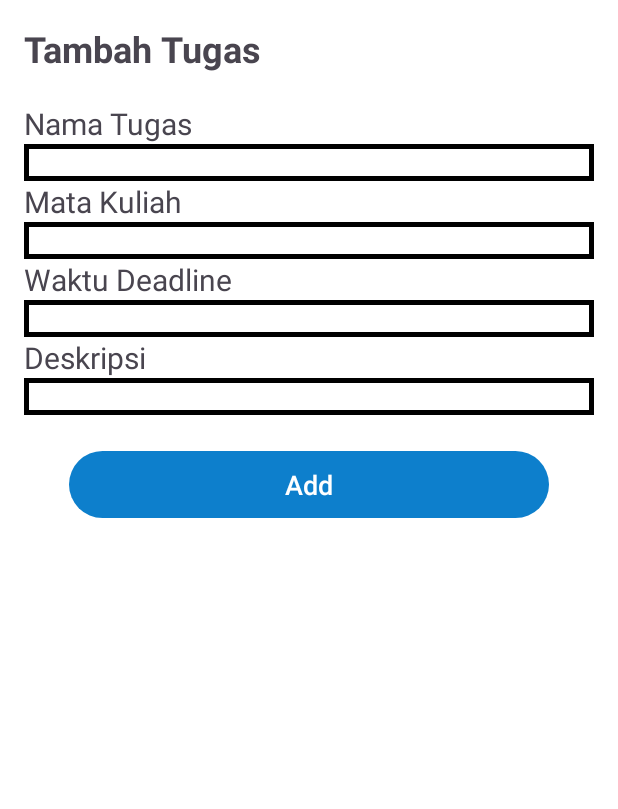
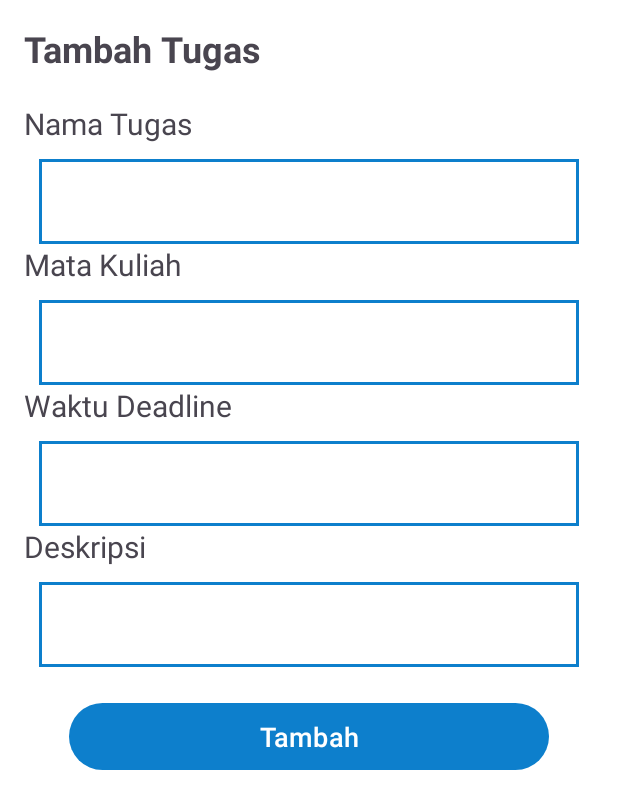
Before and after one commit to Imamh28/tubes_praktikum_mobile, an Android app: the AddActivity screen opened directly, with no data from a screen before it, on a phone screen of 412 x 824 dp. Shown: the top 809 px of the screen. Run offline under Robolectric (Android 15) with nearby library versions, the phone set to English and light mode, and no system bars.

Commit message:
perbaiki layout

```diff
--- a/app/src/main/res/layout/activity_add.xml
+++ b/app/src/main/res/layout/activity_add.xml
@@ -23,22 +23,32 @@
         android:textSize="20sp"/>
 
     <EditText
-        android:id="@+id/add_task_name"
         android:layout_width="match_parent"
         android:layout_height="wrap_content"
-        android:background="@drawable/border" />
+        android:id="@+id/add_task_name"
+        android:layout_marginTop="10dp"
+        android:layout_marginStart="10dp"
+        android:layout_marginEnd="10dp"
+        android:padding="16dp"
+        android:gravity="start|center_vertical"
+        android:background="@drawable/blue_border"/>
+
 
     <TextView
         android:layout_width="match_parent"
         android:layout_height="wrap_content"
         android:text="Mata Kuliah"
         android:textSize="20sp"/>
-
     <EditText
-        android:id="@+id/add_subject_name"
         android:layout_width="match_parent"
         android:layout_height="wrap_content"
-        android:background="@drawable/border" />
+        android:id="@+id/add_subject_name"
+        android:layout_marginTop="10dp"
+        android:layout_marginStart="10dp"
+        android:layout_marginEnd="10dp"
+        android:padding="16dp"
+        android:gravity="start|center_vertical"
+        android:background="@drawable/blue_border"/>
 
     <TextView
         android:layout_width="match_parent"
@@ -47,11 +57,18 @@
         android:textSize="20sp"/>
 
     <EditText
-        android:id="@+id/add_task_deadline"
         android:layout_width="match_parent"
         android:layout_height="wrap_content"
-        android:background="@drawable/border"
-        android:inputType="number" />
+        android:id="@+id/add_task_deadline"
+        android:layout_marginTop="10dp"
+        android:layout_marginStart="10dp"
+        android:layout_marginEnd="10dp"
+        android:padding="16dp"
+        android:gravity="start|center_vertical"
+        android:background="@drawable/blue_border"
+        android:inputType="number"/>
+
+
 
     <TextView
         android:layout_width="match_parent"
@@ -60,16 +77,21 @@
         android:textSize="20sp" />
 
     <EditText
-        android:id="@+id/add_task_desc"
         android:layout_width="match_parent"
         android:layout_height="wrap_content"
-        android:background="@drawable/border"/>
+        android:id="@+id/add_task_desc"
+        android:layout_marginTop="10dp"
+        android:layout_marginStart="10dp"
+        android:layout_marginEnd="10dp"
+        android:padding="16dp"
+        android:gravity="start|center_vertical"
+        android:background="@drawable/blue_border" />
 
     <Button
         android:id="@+id/btn_add"
         android:layout_width="match_parent"
         android:layout_height="wrap_content"
-        android:text="Add"
+        android:text="Tambah"
         android:textSize="18sp"
         android:gravity="center"
         android:textColor="#FFFFFF"
```
